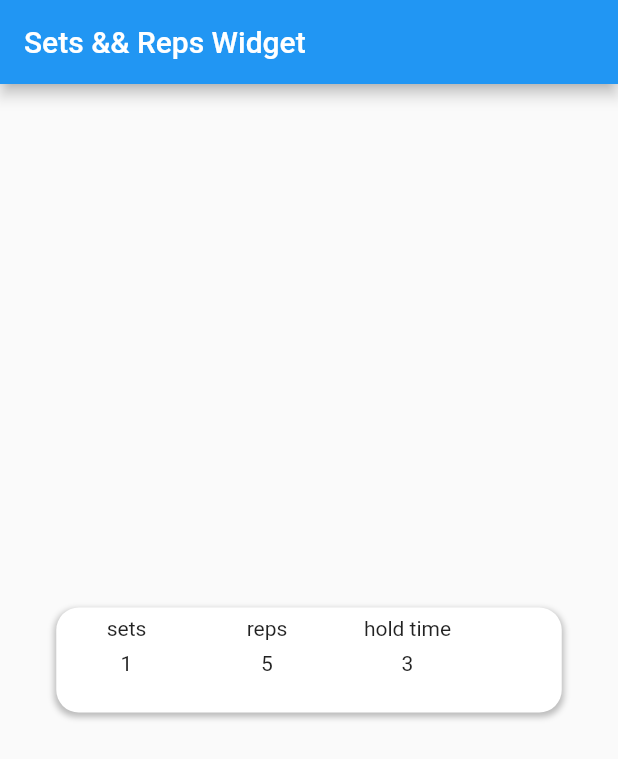
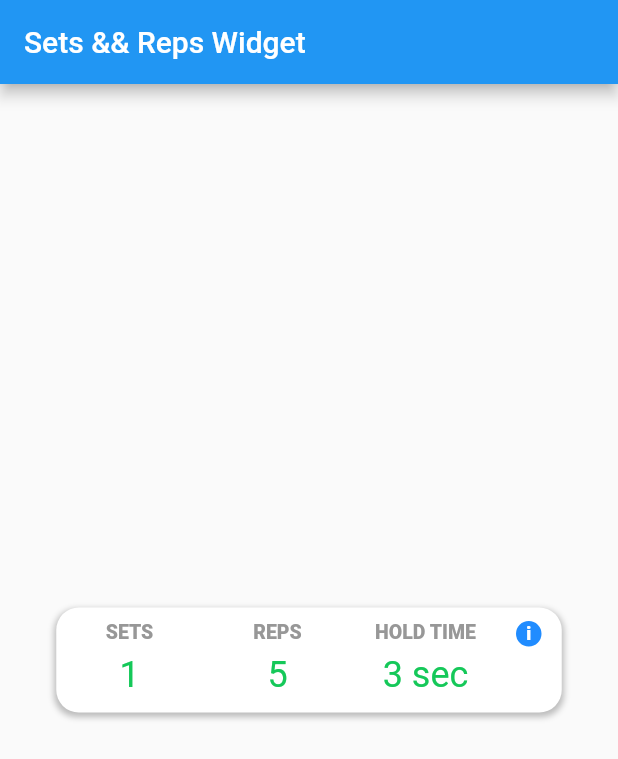
Before and after one commit to kwe92/Flutter-Widgets, a Flutter app: the screen it shows after launch, on a phone screen of 412 x 824 dp. Shown: the top 759 px of the screen. Run offline on Flutter 3.47's test engine with Material 2 defaults, Android fonts, the light colour scheme and no system bars; our stand-ins replace auto_route, camera, firebase_auth, flutter_inset_box_shadow, flutter_riverpod, gap and 1 more; missing offline and left inert: firebase_ui_auth; accounts and stored records are empty.

Commit message:
Updated UI

```diff
--- a/lib/Widgets/sets_reps_hold_time_widget.dart
+++ b/lib/Widgets/sets_reps_hold_time_widget.dart
@@ -1,5 +1,4 @@
 import 'package:flutter/material.dart';
-import 'package:flutter_widgets/Widgets/rep_counter.dart';
 
 import 'base_scaffold.dart';
 
@@ -14,7 +13,8 @@ class SetsRepsWidget extends StatelessWidget {
         sets: '1',
         reps: '5',
         holdTime: '3',
-        ));
+      ),
+    );
   }
 }
 
@@ -23,15 +23,23 @@ class _SetsRepsComponent extends StatelessWidget {
   final String reps;
   final String? holdTime;
 
-  const _SetsRepsComponent({required this.sets, required this.reps, this.holdTime, super.key});
+  const _SetsRepsComponent({
+    required this.sets,
+    required this.reps,
+    this.holdTime,
+    super.key,
+  });
 
   final Color shadowColor = const Color.fromRGBO(0, 0, 0, 0.25);
 
   @override
   Widget build(BuildContext conetxt) {
+    // TODO: replace with Gap
+    const SizedBox gapw5 = SizedBox(width: 5);
+    const double width = 337;
     return Center(
       child: Container(
-        width: 337,
+        width: width,
         height: 70,
         decoration: BoxDecoration(
           color: const Color(0xFFFFFFFF),
@@ -45,11 +53,34 @@ class _SetsRepsComponent extends StatelessWidget {
             ),
           ],
         ),
-        child: Row(children: <Widget>[
+        child: Padding(
+          // TODO: Check padding still seems off
+          padding: const EdgeInsets.only(
+            left: 2,
+            top: 9,
+            right: 10,
+            bottom: 9,
+          ),
+          child: Stack(
+            children: <Widget>[
+              Row(
+                children: <Widget>[
                   _NewSingleSummary(label: 'sets', value: sets),
+                  gapw5,
                   _NewSingleSummary(label: 'reps', value: reps),
-          _NewSingleSummary(label: 'hold time', value: holdTime as String),
-        ]),
+                  gapw5,
+                  _NewSingleSummary(label: 'hold time', value: '$holdTime sec'),
+                  gapw5,
+                ],
+              ),
+              const Positioned(
+                // TODO: Check proper distance
+                left: width - 32.5,
+                child: _InformationIcon(),
+              )
+            ],
+          ),
+        ),
       ),
     );
   }
@@ -67,17 +98,72 @@ class _NewSingleSummary extends StatelessWidget {
 
   @override
   Widget build(BuildContext context) {
-    return SizedBox(
+    return
+        // ! remove ColoredBox Widget with final push
+        ColoredBox(
+      color: const Color.fromRGBO(156, 39, 176, 0),
+      child: SizedBox(
         width: 93.67,
         height: 58,
-      child: Column(children: <Widget>[
-        Text(label),
-        // TODO: replace with gap
+        child: Column(
+          children: <Widget>[
+            Text(
+              label.toUpperCase(),
+              // TODO: Move to TextStyle module ? | Check if can reuse existing TextStyles | Check for color 979797
+
+              style: const TextStyle(
+                color: Color(0xFF979797),
+                fontSize: 13,
+                fontWeight: FontWeight.w800,
+              ),
+            ),
+            // TODO: replace with Gap ?
             const SizedBox(
               height: 7,
             ),
-        Text(value),
-      ]),
+            Text(
+              value,
+              // TODO: Move to TextStyle module ? | Check if can reuse existing TextStyles | Check for color 15C859
+
+              style: const TextStyle(
+                color: Color(0xFF15C859),
+                fontSize: 24,
+                fontWeight: FontWeight.w400,
+              ),
+            ),
+          ],
+        ),
+      ),
     );
   }
 }
+
+class _InformationIcon extends StatelessWidget {
+  const _InformationIcon({super.key});
+
+  @override
+  Widget build(BuildContext context) {
+    const double sides = 17;
+    return Container(
+      width: sides,
+      height: sides,
+      decoration: BoxDecoration(
+// TODO: check for color 208CFF
+        color: const Color(0xFF208CFF),
+        borderRadius: BorderRadius.circular(
+          sides / 2,
+        ),
+      ),
+      child: const Center(
+        child: Text(
+          'i',
+          style: TextStyle(
+            color: Color(0xFFFFFFFF),
+            fontSize: 12,
+            fontWeight: FontWeight.w800,
+          ),
+        ),
+      ),
+    );
+  }
+}
```
Lines whose indentation alone changed are shown as unchanged.
